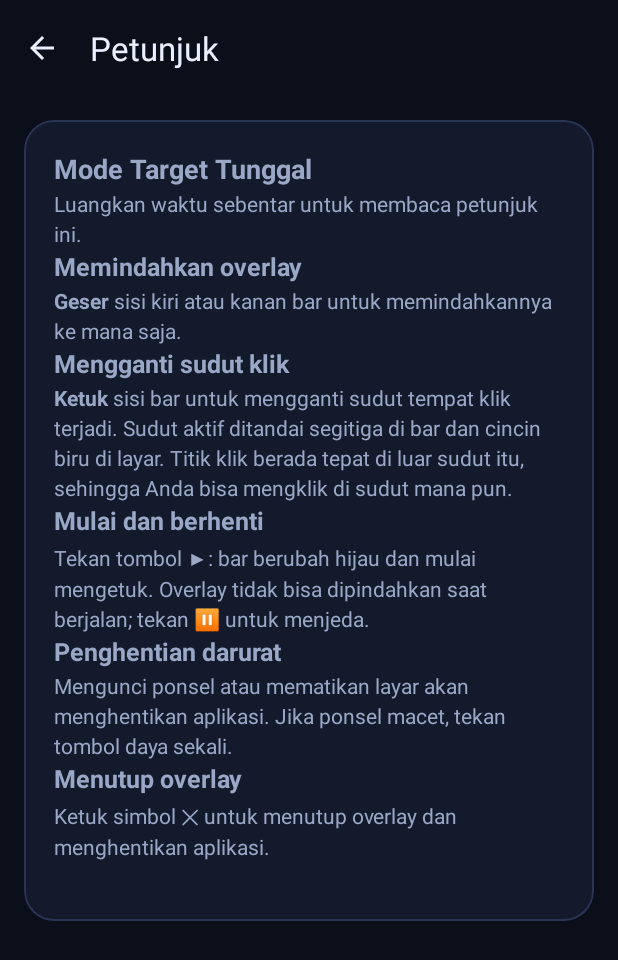
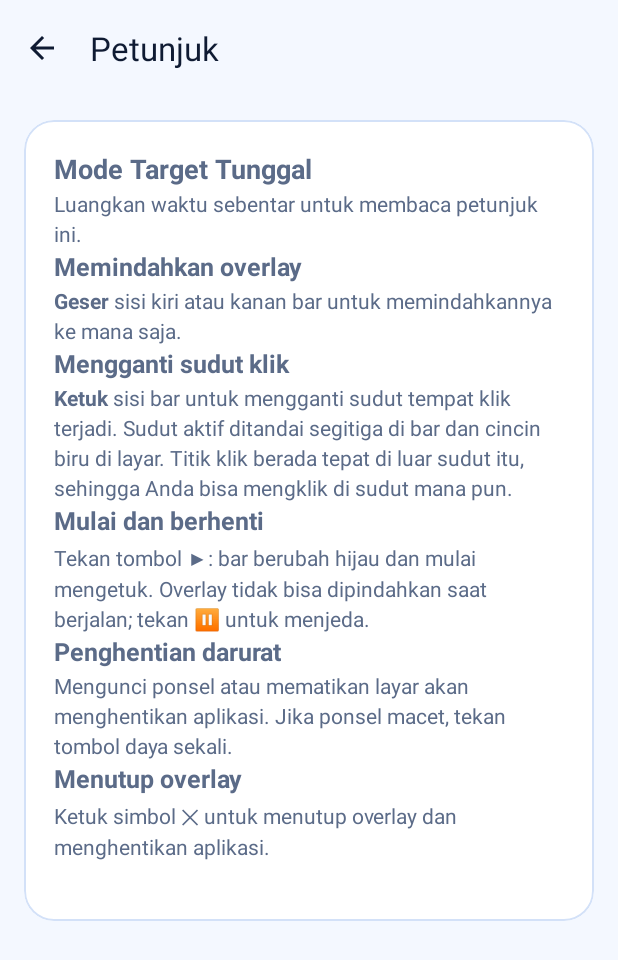
Before and after one commit to nexidgame/NexMacro, an Android app: the screen it shows after launch (InstructionsActivity), after a tap on "Petunjuk", on a phone screen of 412 x 824 dp. Shown: the top 960 px of the screen. Run offline under Robolectric (Android 15) with nearby library versions, the phone set to English and light mode, and no system bars; 2 other taps on this screen came first.

Commit message:
Add files via upload

```diff
--- a/app/src/main/java/com/nex/macro/ConfigEditActivity.kt
+++ b/app/src/main/java/com/nex/macro/ConfigEditActivity.kt
@@ -244,6 +244,9 @@ class ConfigEditActivity : AppCompatActivity() {
                     if (previewIdx == position) R.color.primary else R.color.surface_high,
                 )
             )
+            holder.vb.btnPreview.iconTint = ColorStateList.valueOf(
+                ContextCompat.getColor(this@ConfigEditActivity, if (previewIdx == position) R.color.on_primary else R.color.on_surface)
+            )
             holder.vb.btnPreview.setOnClickListener {
                 holder.bindingAdapterPosition.takeIf { it >= 0 }?.let { togglePreview(it) }
             }
--- a/app/src/main/java/com/nex/macro/ConfigListActivity.kt
+++ b/app/src/main/java/com/nex/macro/ConfigListActivity.kt
@@ -127,6 +127,9 @@ class ConfigListActivity : AppCompatActivity() {
             holder.vb.btnPreview.backgroundTintList = ColorStateList.valueOf(
                 ContextCompat.getColor(this@ConfigListActivity, if (active) R.color.primary else R.color.surface_high)
             )
+            holder.vb.btnPreview.iconTint = ColorStateList.valueOf(
+                ContextCompat.getColor(this@ConfigListActivity, if (active) R.color.on_primary else R.color.on_surface)
+            )
             holder.vb.btnPreview.setOnClickListener { togglePreview(name) }
             holder.vb.btnEdit.setOnClickListener {
                 startActivity(
--- a/app/src/main/java/com/nex/macro/overlay/LineView.kt
+++ b/app/src/main/java/com/nex/macro/overlay/LineView.kt
@@ -16,7 +16,7 @@ class LineView(context: Context) : View(context) {
     private var segments: List<FloatArray> = emptyList()
     private val d = resources.displayMetrics.density
     private val paint = Paint(Paint.ANTI_ALIAS_FLAG).apply {
-        color = Color.parseColor("#CC22D3EE")
+        color = Color.parseColor("#CC2563EB")
         style = Paint.Style.STROKE
         strokeWidth = 3f * d
         strokeCap = Paint.Cap.ROUND
--- a/app/src/main/java/com/nex/macro/overlay/SingleOverlay.kt
+++ b/app/src/main/java/com/nex/macro/overlay/SingleOverlay.kt
@@ -131,7 +131,7 @@ class SingleOverlay(private val svc: ClickerService) {
     private fun buildDot() {
         dotBg = GradientDrawable().apply {
             shape = GradientDrawable.OVAL
-            setColor(Color.parseColor("#3322D3EE"))
+            setColor(Color.parseColor("#332563EB"))
             setStroke(UiKit.dp(ctx, 3), NexColors.SECONDARY)
         }
         dot = View(ctx).apply { background = dotBg }
@@ -173,7 +173,7 @@ class SingleOverlay(private val svc: ClickerService) {
         bg.setColor(if (running) NexColors.SUCCESS_BG else NexColors.SURFACE)
         bg.setStroke(UiKit.dp(ctx, 2), if (running) NexColors.SUCCESS else NexColors.PRIMARY)
         dotBg.setStroke(UiKit.dp(ctx, 3), if (running) NexColors.SUCCESS else NexColors.SECONDARY)
-        dotBg.setColor(Color.parseColor(if (running) "#3334D399" else "#3322D3EE"))
+        dotBg.setColor(Color.parseColor(if (running) "#3322C55E" else "#332563EB"))
         root.invalidate()
     }
 
@@ -226,7 +226,7 @@ class SingleOverlay(private val svc: ClickerService) {
         var corner: Int = 0
             set(value) { field = value; invalidate() }
         private val paint = Paint(Paint.ANTI_ALIAS_FLAG).apply {
-            color = Color.parseColor("#22D3EE")
+            color = Color.parseColor("#2563EB")
             style = Paint.Style.FILL
         }
 
--- a/app/src/main/java/com/nex/macro/overlay/TargetView.kt
+++ b/app/src/main/java/com/nex/macro/overlay/TargetView.kt
@@ -46,9 +46,9 @@ class TargetView(context: Context) : View(context) {
 
         val (f, s) = when {
             !targetEnabled -> Color.parseColor("#33888888") to Color.parseColor("#99AAAAAA")
-            active -> Color.parseColor("#9934D399") to Color.parseColor("#FF34D399")
-            isEnd -> Color.parseColor("#5522D3EE") to Color.parseColor("#FF67E8F9")
-            else -> Color.parseColor("#557C5CFF") to Color.parseColor("#FFB8A9FF")
+            active -> Color.parseColor("#9922C55E") to Color.parseColor("#FF16A34A")
+            isEnd -> Color.parseColor("#5560A5FA") to Color.parseColor("#FF1D4ED8")
+            else -> Color.parseColor("#553B82F6") to Color.parseColor("#FF2563EB")
         }
         fill.color = f
         stroke.color = s
--- a/app/src/main/res/layout/activity_config_edit.xml
+++ b/app/src/main/res/layout/activity_config_edit.xml
@@ -98,5 +98,7 @@
         android:layout_gravity="bottom|end"
         android:layout_margin="20dp"
         android:contentDescription="@string/cd_add"
-        app:srcCompat="@drawable/ic_add" />
+        app:backgroundTint="@color/primary"
+        app:srcCompat="@drawable/ic_add"
+        app:tint="@color/on_primary" />
 </FrameLayout>
--- a/app/src/main/res/layout/activity_config_list.xml
+++ b/app/src/main/res/layout/activity_config_list.xml
@@ -47,5 +47,7 @@
         android:layout_gravity="bottom|end"
         android:layout_margin="20dp"
         android:contentDescription="@string/cd_add"
-        app:srcCompat="@drawable/ic_add" />
+        app:backgroundTint="@color/primary"
+        app:srcCompat="@drawable/ic_add"
+        app:tint="@color/on_primary" />
 </FrameLayout>
--- a/app/src/main/res/layout/activity_main.xml
+++ b/app/src/main/res/layout/activity_main.xml
@@ -313,7 +313,7 @@
                     android:contentDescription="@null"
                     android:padding="9dp"
                     android:src="@drawable/ic_apps"
-                    app:tint="@color/warning" />
+                    app:tint="@color/primary" />
 
                 <LinearLayout
                     android:layout_width="0dp"
--- a/app/src/main/res/values/colors.xml
+++ b/app/src/main/res/values/colors.xml
@@ -1,20 +1,20 @@
 <?xml version="1.0" encoding="utf-8"?>
 <resources>
-    <color name="bg">#0B0F1A</color>
-    <color name="surface">#131A2B</color>
-    <color name="surface_high">#1B2540</color>
-    <color name="outline">#2A3556</color>
-    <color name="primary">#8B6CFF</color>
+    <color name="bg">#F4F8FF</color>
+    <color name="surface">#FFFFFF</color>
+    <color name="surface_high">#E8F0FE</color>
+    <color name="outline">#D3E1F8</color>
+    <color name="primary">#3B82F6</color>
     <color name="on_primary">#FFFFFF</color>
-    <color name="primary_container">#2D2266</color>
-    <color name="on_primary_container">#E4DCFF</color>
-    <color name="secondary">#22D3EE</color>
-    <color name="success">#34D399</color>
-    <color name="success_dark">#0F3D2E</color>
-    <color name="warning">#FB923C</color>
-    <color name="danger">#F87171</color>
-    <color name="on_surface">#EAF0FF</color>
-    <color name="on_surface_variant">#9AA7C7</color>
-    <color name="ic_launcher_background_start">#4C2FD6</color>
-    <color name="ic_launcher_background_end">#0B1230</color>
+    <color name="primary_container">#DCEAFF</color>
+    <color name="on_primary_container">#0B3A82</color>
+    <color name="secondary">#2563EB</color>
+    <color name="success">#22C55E</color>
+    <color name="success_dark">#DCFCE7</color>
+    <color name="warning">#F59E0B</color>
+    <color name="danger">#EF4444</color>
+    <color name="on_surface">#0F1B33</color>
+    <color name="on_surface_variant">#5B6B88</color>
+    <color name="ic_launcher_background_start">#9CCBFF</color>
+    <color name="ic_launcher_background_end">#5AA2FF</color>
 </resources>
--- a/app/src/main/res/values/themes.xml
+++ b/app/src/main/res/values/themes.xml
@@ -1,24 +1,26 @@
 <?xml version="1.0" encoding="utf-8"?>
 <resources>
-    <style name="Theme.NexMacro" parent="Theme.Material3.Dark.NoActionBar">
+    <style name="Theme.NexMacro" parent="Theme.Material3.Light.NoActionBar">
         <item name="colorPrimary">@color/primary</item>
         <item name="colorOnPrimary">@color/on_primary</item>
         <item name="colorPrimaryContainer">@color/primary_container</item>
         <item name="colorOnPrimaryContainer">@color/on_primary_container</item>
         <item name="colorSecondary">@color/secondary</item>
-        <item name="colorOnSecondary">#00323B</item>
+        <item name="colorOnSecondary">#FFFFFF</item>
+        <item name="colorSecondaryContainer">@color/surface_high</item>
+        <item name="colorOnSecondaryContainer">@color/on_surface</item>
         <item name="colorSurface">@color/surface</item>
         <item name="colorOnSurface">@color/on_surface</item>
         <item name="colorSurfaceVariant">@color/surface_high</item>
         <item name="colorOnSurfaceVariant">@color/on_surface_variant</item>
         <item name="colorSurfaceContainer">@color/surface</item>
-        <item name="colorSurfaceContainerHigh">@color/surface_high</item>
+        <item name="colorSurfaceContainerHigh">@color/surface</item>
         <item name="colorSurfaceContainerHighest">@color/surface_high</item>
-        <item name="colorSecondaryContainer">@color/surface_high</item>
-        <item name="colorOnSecondaryContainer">@color/on_surface</item>
         <item name="colorOutline">@color/outline</item>
         <item name="colorError">@color/danger</item>
         <item name="android:colorBackground">@color/bg</item>
         <item name="android:windowBackground">@color/bg</item>
+        <item name="android:windowLightStatusBar">true</item>
+        <item name="android:windowLightNavigationBar">true</item>
     </style>
 </resources>
```
Also changed, not shown: app/src/main/java/com/nex/macro/overlay/OverlayUtils.kt (+10 -9 lines), app/src/main/java/com/nex/macro/ui/TargetDialog.kt (+5 -3 lines), app/src/main/res/drawable/ic_launcher_foreground.xml (+6 -3 lines), 1 other file.
